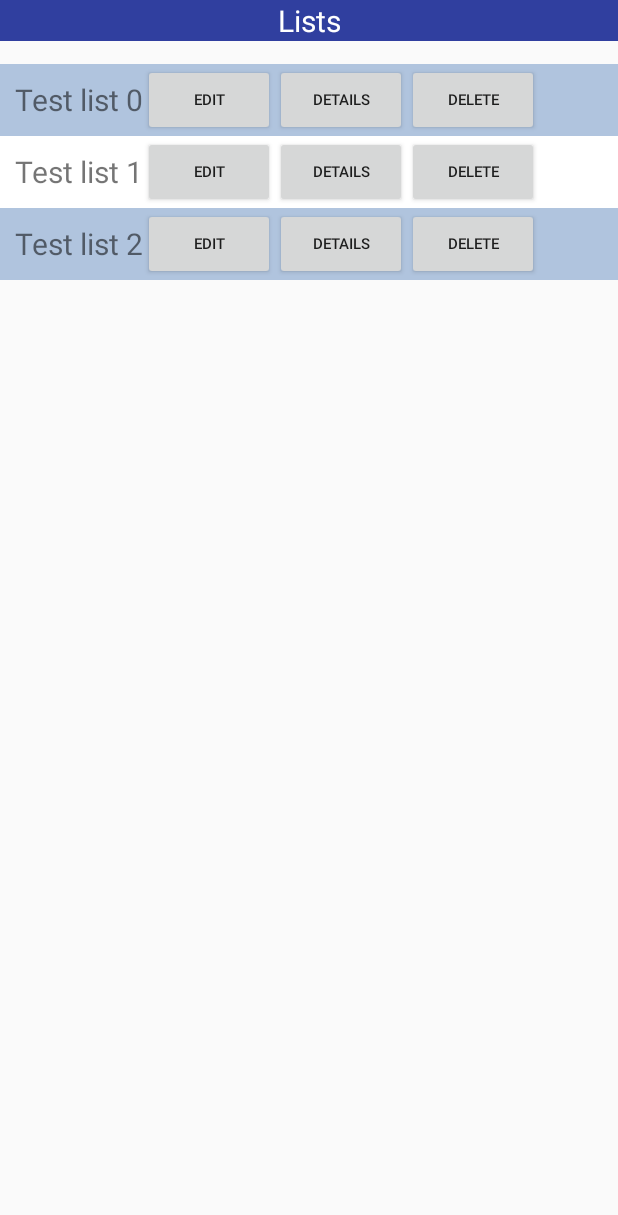
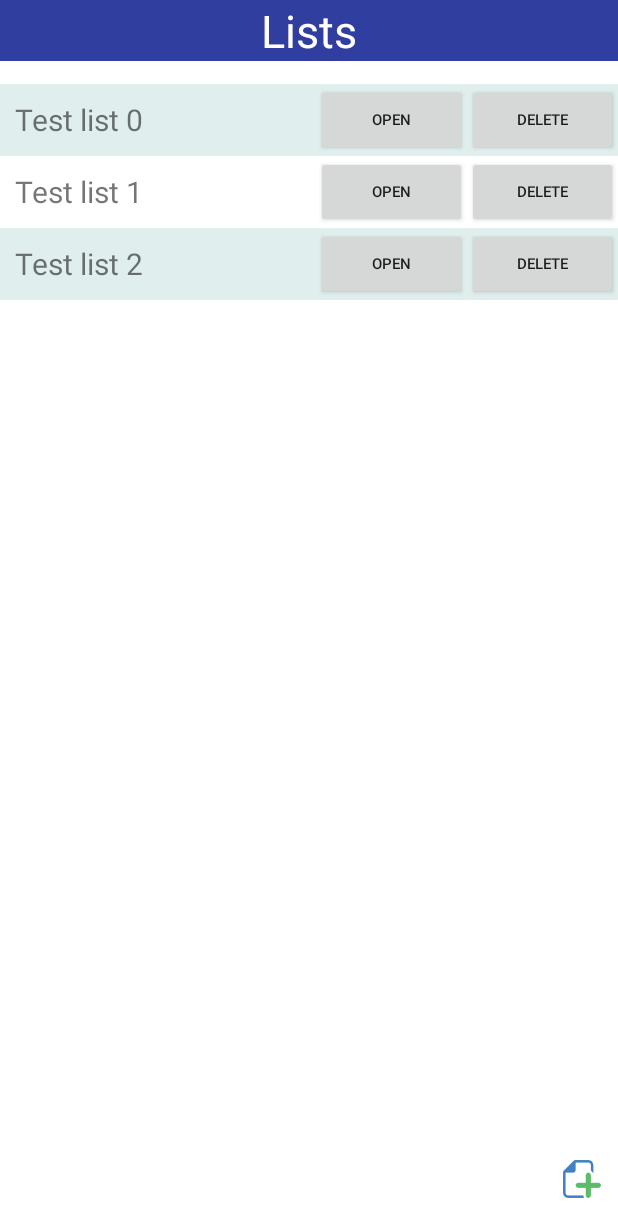
Before and after one commit to DailyDilemma/ListAssist, an Android app: the screen it shows after launch (MainActivity), on a phone screen of 412 x 824 dp, the part 21-1236 px from its top. Run offline under Robolectric (Android 15) with nearby library versions, the phone set to English and light mode, and no system bars.

Commit message:
Refactored list items Add list button Skeletons for button actions

```diff
--- a/app/src/main/AndroidManifest.xml
+++ b/app/src/main/AndroidManifest.xml
@@ -18,6 +18,13 @@
                 <category android:name="android.intent.category.LAUNCHER" />
             </intent-filter>
         </activity>
+        <activity
+            android:name=".ViewActivity"
+            android:label="@string/app_name">
+            <intent-filter>
+                <action android:name="android.intent.action.VIEW" />
+            </intent-filter>
+        </activity>
     </application>
 
 </manifest>
--- a/app/src/main/java/com/comp4350/listassist/MainActivity.java
+++ b/app/src/main/java/com/comp4350/listassist/MainActivity.java
@@ -3,13 +3,11 @@ package com.comp4350.listassist;
 import android.os.Bundle;
 import android.app.Activity;
 import android.support.v4.content.ContextCompat;
-import android.view.LayoutInflater;
 import android.view.View;
-import android.widget.LinearLayout;
-import android.widget.LinearLayout.LayoutParams;
-import android.widget.TableLayout;
-import android.widget.TableRow;
+import android.view.ViewGroup;
+import android.widget.ImageButton;
 import android.widget.TextView;
+import android.widget.Button;
 
 public class MainActivity extends Activity {
     @Override
@@ -18,10 +16,11 @@ public class MainActivity extends Activity {
         // The activity is being created.
         setContentView(R.layout.app_main);
 
-        TableLayout list_table = (TableLayout)findViewById(R.id.list_table);
+        // Dynamically add list items
+        ViewGroup list_table = (ViewGroup)findViewById(R.id.list_table);
         for(int i = 0; i < 3; i++) {
             View list_row_entry = getLayoutInflater().inflate(
-                    R.layout.list_row_entry, null, false
+                    R.layout.list_row_entry, list_table, false
             );
 
             TextView tv = (TextView)list_row_entry.findViewById(R.id.listName);
@@ -38,6 +37,28 @@ public class MainActivity extends Activity {
 
             list_table.addView(list_row_entry, i);
         }
+
+        // Add button listeners
+        final Button o_button = (Button) findViewById(R.id.open_button);
+        o_button.setOnClickListener(new View.OnClickListener() {
+            public void onClick(View v) {
+                // Open list: use parent object to get list name / list id
+            }
+        });
+
+        final Button d_button = (Button) findViewById(R.id.delete_button);
+        d_button.setOnClickListener(new View.OnClickListener() {
+            public void onClick(View v) {
+                // Delete list
+            }
+        });
+
+        final ImageButton nl_button = (ImageButton) findViewById(R.id.new_list_button);
+        nl_button.setOnClickListener(new View.OnClickListener() {
+            public void onClick(View v) {
+                // Add new list
+            }
+        });
     }
 
     @Override
--- /dev/null
+++ b/app/src/main/java/com/comp4350/listassist/ViewActivity.java
@@ -0,0 +1,43 @@
+package com.comp4350.listassist;
+
+/**
+ * Created by Daniel on 3/13/2016.
+ */
+
+import android.os.Bundle;
+import android.app.Activity;
+
+public class ViewActivity extends Activity {
+    @Override
+    public void onCreate(Bundle savedInstanceState) {
+        super.onCreate(savedInstanceState);
+        // The activity is being created.
+        setContentView(R.layout.view_list);
+    }
+
+    @Override
+    protected void onStart() {
+        super.onStart();
+        // The activity is about to become visible.
+    }
+    @Override
+    protected void onResume() {
+        super.onResume();
+        // The activity has become visible (it is now "resumed").
+    }
+    @Override
+    protected void onPause() {
+        super.onPause();
+        // Another activity is taking focus (this activity is about to be "paused").
+    }
+    @Override
+    protected void onStop() {
+        super.onStop();
+        // The activity is no longer visible (it is now "stopped")
+    }
+    @Override
+    protected void onDestroy() {
+        super.onDestroy();
+        // The activity is about to be destroyed.
+    }
+}
--- a/app/src/main/res/layout/app_main.xml
+++ b/app/src/main/res/layout/app_main.xml
@@ -2,13 +2,16 @@
 <LinearLayout xmlns:android="http://schemas.android.com/apk/res/android"
     android:orientation="vertical" android:layout_width="match_parent"
     android:layout_height="match_parent"
-    android:weightSum="1">
+    android:weightSum="1"
+    android:backgroundTint="@color/colorLight">
 
     <LinearLayout
         android:orientation="vertical"
         android:layout_width="fill_parent"
-        android:layout_height="match_parent"
-        android:weightSum="1">
+        android:layout_height="0dp"
+        android:weightSum="1"
+        android:background="@color/colorLight"
+        android:layout_weight="1">
 
         <TextView
             android:layout_width="wrap_content"
@@ -17,7 +20,7 @@
             android:id="@+id/welcome_msg"
             android:layout_gravity="center_horizontal"
             android:textIsSelectable="false"
-            android:textSize="@dimen/H2" />
+            android:textSize="@dimen/H3" />
 
         <TextView
             android:layout_width="fill_parent"
@@ -31,14 +34,23 @@
             android:background="@color/colorPrimaryDark" />
 
         <TableLayout
-            android:layout_width="match_parent"
+            android:layout_width="fill_parent"
             android:layout_height="0dp"
             android:id="@+id/list_table"
             android:layout_marginTop="15dp"
-            android:layout_weight="1"
-            android:weightSum="1">
+            android:weightSum="1"
+            android:layout_weight="1">
 
         </TableLayout>
+
+        <ImageButton
+            android:layout_width="wrap_content"
+            android:layout_height="wrap_content"
+            android:id="@+id/new_list_button"
+            android:layout_gravity="right"
+            android:src="@mipmap/add_list_icn"
+            android:background="@color/colorLight"
+            android:contentDescription="@string/add_list" />
 
     </LinearLayout>
 
--- a/app/src/main/res/layout/list_row_entry.xml
+++ b/app/src/main/res/layout/list_row_entry.xml
@@ -1,57 +1,55 @@
 <?xml version="1.0" encoding="utf-8"?>
 <TableRow xmlns:android="http://schemas.android.com/apk/res/android"
-    android:layout_width="match_parent" android:layout_height="match_parent"
+    android:layout_width="match_parent" android:layout_height="wrap_content"
     android:nestedScrollingEnabled="true"
-    android:weightSum="6">
+    android:weightSum="1">
 
     <LinearLayout
         android:orientation="horizontal"
         android:layout_width="match_parent"
-        android:layout_height="wrap_content"
-        android:weightSum="6"
-        android:longClickable="false">
+        android:layout_height="match_parent"
+        android:weightSum="1"
+        android:longClickable="false"
+        android:layout_weight="1">
 
         <TextView
-            android:layout_width="wrap_content"
+            android:layout_width="0dp"
             android:layout_height="wrap_content"
             android:text="@string/list_name"
             android:id="@+id/listName"
-            android:textSize="@dimen/H1"
+            android:textSize="@dimen/H2"
             android:layout_gravity="center_vertical"
             android:layout_marginLeft="10dp"
-            android:layout_weight="3"
+            android:layout_weight="0.5"
             android:maxLines="1"
-            android:ellipsize="end" />
+            android:ellipsize="end"
+            android:textAlignment="textStart" />
 
         <Button
-            android:layout_width="wrap_content"
+            android:layout_width="0dp"
             android:layout_height="wrap_content"
-            android:text="@string/edit"
-            android:id="@+id/Edit"
-            android:textSize="@dimen/H2"
-            android:layout_weight="0.5"
+            android:text="@string/open"
+            android:id="@+id/open_button"
             android:layout_gravity="center_vertical"
-            android:maxLines="1" />
+            android:textSize="@dimen/H3"
+            android:layout_weight="0.25"
+            android:maxLines="1"
+            android:paddingLeft="0dp"
+            android:paddingRight="0dp"
+            android:clickable="true" />
 
         <Button
-            android:layout_width="wrap_content"
-            android:layout_height="wrap_content"
-            android:text="@string/details"
-            android:id="@+id/Details"
-            android:layout_gravity="center_vertical"
-            android:textSize="@dimen/H2"
-            android:layout_weight="0.5"
-            android:maxLines="1" />
-
-        <Button
-            android:layout_width="wrap_content"
+            android:layout_width="0dp"
             android:layout_height="wrap_content"
             android:text="@string/delete"
-            android:id="@+id/Delete"
+            android:id="@+id/delete_button"
             android:layout_gravity="center_vertical"
-            android:textSize="@dimen/H2"
-            android:layout_weight="0.5"
-            android:maxLines="1" />
+            android:textSize="@dimen/H3"
+            android:layout_weight="0.25"
+            android:maxLines="1"
+            android:paddingLeft="0dp"
+            android:paddingRight="0dp"
+            android:clickable="true" />
 
     </LinearLayout>
 
--- /dev/null
+++ b/app/src/main/res/layout/view_list.xml
@@ -0,0 +1,6 @@
+<?xml version="1.0" encoding="utf-8"?>
+<LinearLayout xmlns:android="http://schemas.android.com/apk/res/android"
+    android:orientation="vertical" android:layout_width="match_parent"
+    android:layout_height="match_parent">
+
+</LinearLayout>
--- a/app/src/main/res/values-w300dp/dimens.xml
+++ b/app/src/main/res/values-w300dp/dimens.xml
@@ -1,6 +1,7 @@
 <resources>
     <!-- screens larger than 300dp -->
     <!-- Text sizes -->
-    <dimen name="H1">20dp</dimen>
-    <dimen name="H2">10dp</dimen>
+    <dimen name="H1">30dp</dimen>
+    <dimen name="H2">20dp</dimen>
+    <dimen name="H3">10dp</dimen>
 </resources>
--- a/app/src/main/res/values-w780dp/dimens.xml
+++ b/app/src/main/res/values-w780dp/dimens.xml
@@ -2,5 +2,6 @@
     <!-- screens larger than 780dp -->
     <!-- Text sizes -->
     <dimen name="H1">40dp</dimen>
-    <dimen name="H2">20dp</dimen>
+    <dimen name="H2">40dp</dimen>
+    <dimen name="H3">20dp</dimen>
 </resources>
--- a/app/src/main/res/values/colors.xml
+++ b/app/src/main/res/values/colors.xml
@@ -5,5 +5,5 @@
     <color name="colorAccent">#FF4081</color>
     <color name="colorLight">#FFFFFF</color>
     <color name="colorOdd">#FFFFFF</color>
-    <color name="colorEven">#B0C4DE</color>
+    <color name="colorEven">#E0EEEE</color>
 </resources>
--- a/app/src/main/res/values/dimens.xml
+++ b/app/src/main/res/values/dimens.xml
@@ -7,6 +7,7 @@
     <dimen name="activity_vertical_margin">16dp</dimen>
     <dimen name="fab_margin">16dp</dimen>
     <!-- Text sizes -->
-    <dimen name="H1">2dp</dimen>
-    <dimen name="H2">1dp</dimen>
+    <dimen name="H1">3dp</dimen>
+    <dimen name="H2">2dp</dimen>
+    <dimen name="H3">1dp</dimen>
 </resources>
--- a/app/src/main/res/values/strings.xml
+++ b/app/src/main/res/values/strings.xml
@@ -7,7 +7,8 @@
     <string name="lists">Lists</string>
     <string name="list_name">List Name</string>
     <string name="edit">Edit</string>
-    <string name="details">Details</string>
+    <string name="open">Open</string>
     <string name="delete">Delete</string>
+    <string name="add_list">Add list</string>
 
 </resources>
```
Also changed, not shown: app/src/main/add_list_icn-web.png (added), app/src/main/res/mipmap-hdpi/add_list_icn.png (added), app/src/main/res/mipmap-mdpi/add_list_icn.png (added), app/src/main/res/mipmap-xhdpi/add_list_icn.png (added), app/src/main/res/mipmap-xxhdpi/add_list_icn.png (added), app/src/main/res/mipmap-xxxhdpi/add_list_icn.png (added).
